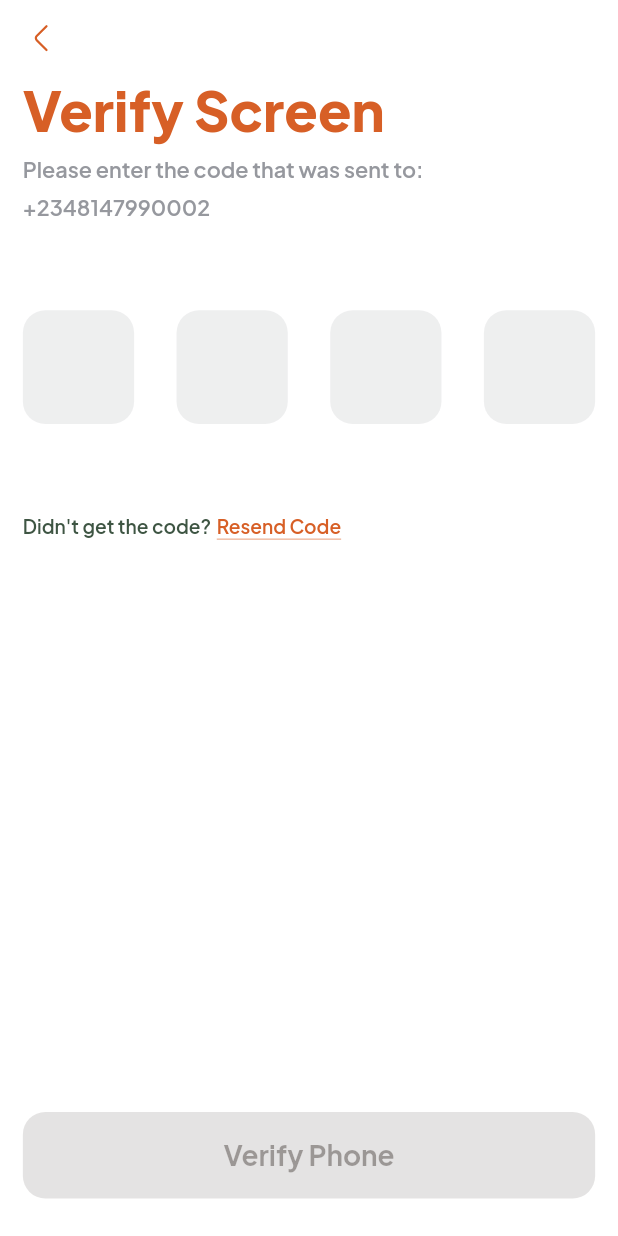
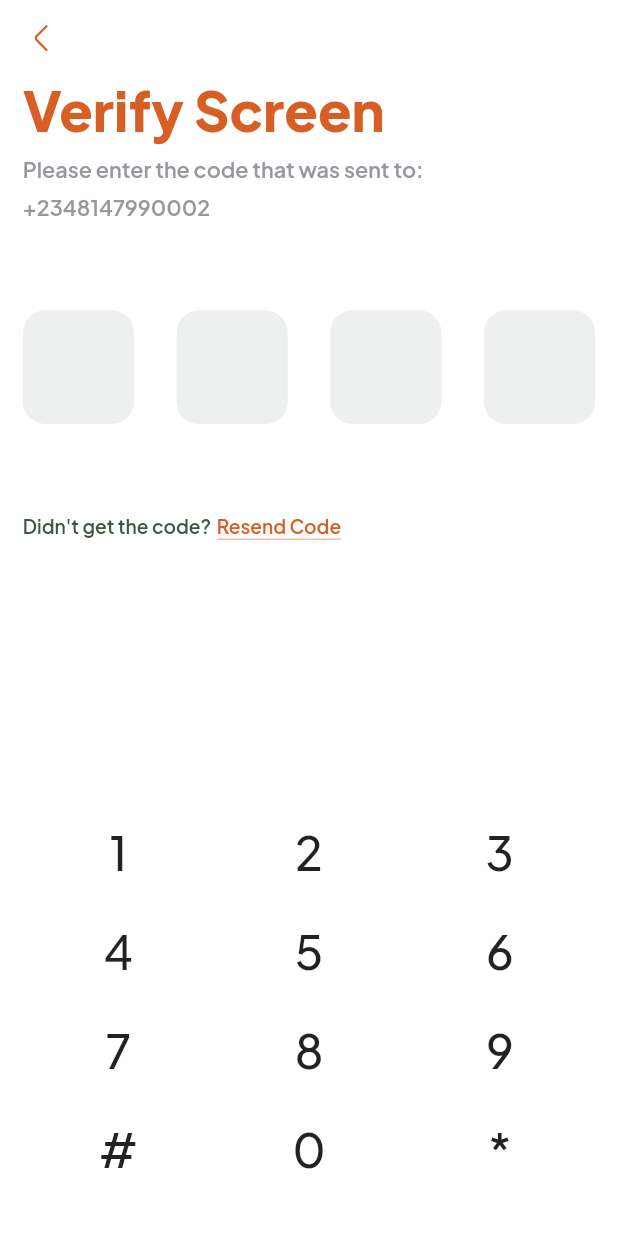
Before and after one commit to UcheAzubuko/floatr-v1, a Flutter app: the VerifyPhoneScreen screen opened by its route, on a phone screen of 412 x 824 dp. Run offline on Flutter 3.47's test engine with Material 2 defaults, Android fonts, the phone set to English and light mode, and no system bars; drawn by our look-alikes of otp_text_field; our stand-ins replace dotted_border, flutter_svg, get_it, google_fonts, smooth_page_indicator.

Commit message:
feat: custom keyboard ui

```diff
--- a/lib/app/features/authentication/view/verify_otp_screen.dart
+++ b/lib/app/features/authentication/view/verify_otp_screen.dart
@@ -9,12 +9,10 @@ import 'package:otp_text_field/style.dart';
 
 import '../../../../core/misc/dependency_injectors.dart';
 import '../../../../core/route/navigation_service.dart';
-import '../../../../core/route/route_names.dart';
 import '../../../../core/utils/app_colors.dart';
 import '../../../widgets/app_text.dart';
 import '../../../widgets/custom_appbar.dart';
-import '../../../widgets/disabled_button.dart';
-import '../../../widgets/general_button.dart';
+import '../../../widgets/custom_keyboard.dart';
 
 class VerifyPhoneScreen extends StatefulWidget {
   const VerifyPhoneScreen({super.key});
@@ -25,6 +23,7 @@ class VerifyPhoneScreen extends StatefulWidget {
 
 class _VerifyPhoneScreenState extends State<VerifyPhoneScreen> {
   final NavigationService navigationService = di<NavigationService>();
+  final OtpFieldController _otpFieldController = OtpFieldController();
 
   bool? _hasInputtedOTP = false;
 
@@ -75,6 +74,7 @@ class _VerifyPhoneScreenState extends State<VerifyPhoneScreen> {
               width: context.widthPx,
               fieldStyle: FieldStyle.box,
               fieldWidth: context.widthPx * 0.18,
+              controller: _otpFieldController,
               contentPadding: EdgeInsets.all(context.diagonalPx * 0.02),
               style: GoogleFonts.plusJakartaSans(
                 color: AppColors.black,
@@ -144,26 +144,27 @@ class _VerifyPhoneScreenState extends State<VerifyPhoneScreen> {
 
             const Spacer(),
 
-            Container(
-              child: _hasInputtedOTP!
-                  ? GeneralButton(
-                      onPressed: () =>
-                          navigationService.navigateTo(RouteName.verifyBVN),
-                      buttonTextColor: Colors.white,
-                      child: const Text(
-                        'Verify Phone',
-                        style: TextStyle(color: Colors.white),
-                      ),
-                    )
-                  : DisabledButton(
-                      onPressed: () => _hasInputtedOTP!
-                          ? navigationService.navigateTo(RouteName.verifyOTP)
-                          : null,
-                      buttonTextColor: Colors.white,
-                      child: const Text('Verify Phone'),
-                    ),
-            ),
+            // Container(
+            //   child: _hasInputtedOTP!
+            //       ? GeneralButton(
+            //           onPressed: () =>
+            //               navigationService.navigateTo(RouteName.verifyBVN),
+            //           buttonTextColor: Colors.white,
+            //           child: const Text(
+            //             'Verify Phone',
+            //             style: TextStyle(color: Colors.white),
+            //           ),
+            //         )
+            //       : DisabledButton(
+            //           onPressed: () => _hasInputtedOTP!
+            //               ? navigationService.navigateTo(RouteName.verifyOTP)
+            //               : null,
+            //           buttonTextColor: Colors.white,
+            //           child: const Text('Verify Phone'),
+            //         ),
+            // ),
 
+            CustomKeyboard(),
             const SizedBox(
               height: 25,
             ),
--- /dev/null
+++ b/lib/app/widgets/custom_keyboard.dart
@@ -0,0 +1,149 @@
+import 'package:floatr/app/extensions/sized_context.dart';
+import 'package:floatr/core/utils/app_colors.dart';
+import 'package:flutter/material.dart';
+
+import 'app_text.dart';
+
+class CustomKeyboard extends StatelessWidget {
+  const CustomKeyboard({
+    Key? key,
+  }) : super(key: key);
+
+  @override
+  Widget build(BuildContext context) {
+    return SizedBox(
+      // color: Colors.red,
+      height: context.heightPx * 0.32,
+      width: context.widthPx,
+      child: Column(
+        mainAxisAlignment: MainAxisAlignment.spaceAround,
+        children: [
+          Row(
+            mainAxisAlignment: MainAxisAlignment.spaceAround,
+            children: [
+              // 1
+              KeyboardKey(
+                onTap: () {},
+                keyValue: '1',
+              ),
+
+              // 2
+              KeyboardKey(
+                onTap: () {},
+                keyValue: '2',
+              ),
+
+              // 3
+              KeyboardKey(
+                onTap: () {},
+                keyValue: '3',
+              ),
+            ],
+          ),
+
+          // 4 5 6
+          Row(
+            mainAxisAlignment: MainAxisAlignment.spaceAround,
+            children: [
+              // 1
+              KeyboardKey(
+                onTap: () {},
+                keyValue: '4',
+              ),
+
+              // 2
+              KeyboardKey(
+                onTap: () {},
+                keyValue: '5',
+              ),
+
+              // 3
+              KeyboardKey(
+                onTap: () {},
+                keyValue: '6',
+              ),
+            ],
+          ),
+
+          // 7 8 9
+          Row(
+            mainAxisAlignment: MainAxisAlignment.spaceAround,
+            children: [
+              // 1
+              KeyboardKey(
+                onTap: () {},
+                keyValue: '7',
+              ),
+
+              // 2
+              KeyboardKey(
+                onTap: () {},
+                keyValue: '8',
+              ),
+
+              // 3
+              KeyboardKey(
+                onTap: () {},
+                keyValue: '9',
+              ),
+            ],
+          ),
+
+          Row(
+            mainAxisAlignment: MainAxisAlignment.spaceAround,
+            children: [
+              // 1
+              KeyboardKey(
+                onTap: () {},
+                keyValue: '#',
+              ),
+
+              // 2
+              KeyboardKey(
+                onTap: () {},
+                keyValue: '0',
+              ),
+
+              // 3
+              KeyboardKey(
+                onTap: () {},
+                keyValue: '*',
+              ),
+            ],
+          ),
+        ],
+      ),
+    );
+  }
+}
+
+class KeyboardKey extends StatelessWidget {
+  final Function onTap;
+  final String keyValue;
+
+  // ignore: use_key_in_widget_constructors
+  const KeyboardKey({required this.onTap, required this.keyValue});
+
+  @override
+  Widget build(BuildContext context) {
+    return InkWell(
+      highlightColor: AppColors.primaryColor.withOpacity(0.2),
+      borderRadius: const BorderRadius.all(Radius.circular(100)),
+      onTap: () => onTap,
+      child: SizedBox(
+        width: context.widthPx * 0.1,
+        child: Center(
+          child: AppText(
+            text: keyValue,
+            fontWeight: FontWeight.w500,
+            size: context.widthPx * 0.075,
+          ),
+        ),
+      ),
+    );
+  }
+}
+
+class KeyboardProvider with ChangeNotifier {
+
+}
```
